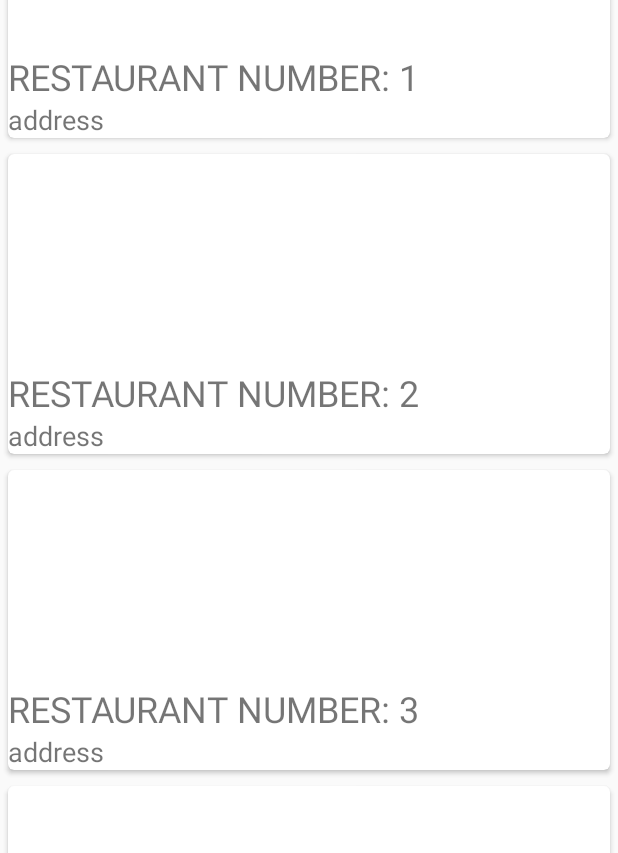
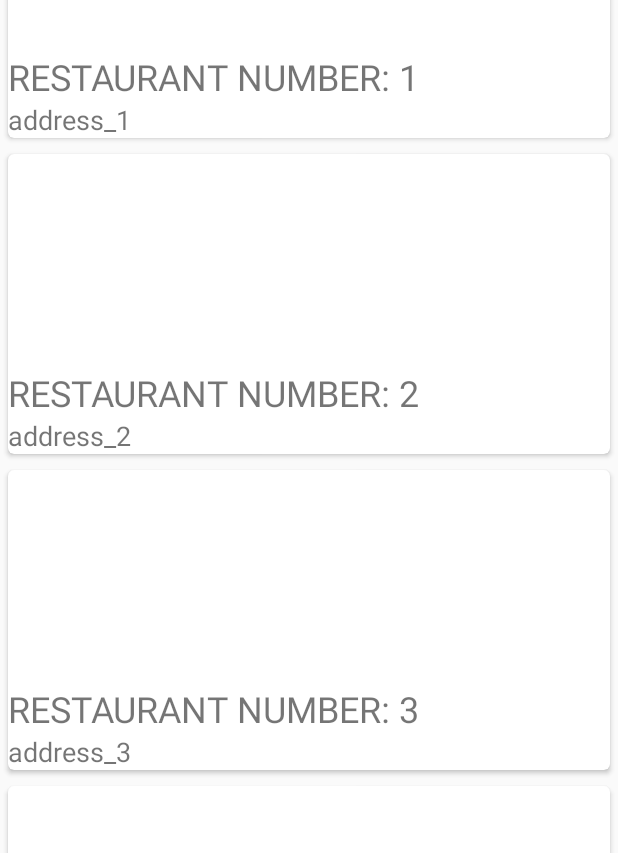
Before and after one commit to lucasfoo/Meal-Demo, an Android app: the MainMenu screen opened directly, with no data from a screen before it, on a phone screen of 412 x 824 dp. Shown: the part 254-1107 px from the top of the screen. Run offline under Robolectric (Android 15) with nearby library versions, the phone set to English and light mode, and no system bars.

Commit message:
minor changes and fixes

```diff
--- a/app/src/main/java/com/example/demo/MainMenu.java
+++ b/app/src/main/java/com/example/demo/MainMenu.java
@@ -118,6 +118,7 @@ public class MainMenu extends AppCompatActivity
         for(int i = 1; i < size; ++i){
             RestaurantData restaurantData = new RestaurantData();
             restaurantData.name = "RESTAURANT NUMBER: " + i;
+            restaurantData.address = "address_" + i;
 
             res.add(restaurantData);
         }
--- a/app/src/main/java/com/example/demo/RestaurantData.java
+++ b/app/src/main/java/com/example/demo/RestaurantData.java
@@ -2,4 +2,5 @@ package com.example.demo;
 
 public class RestaurantData {
     protected String name;
+    protected String address;
 }
--- a/app/src/main/java/com/example/demo/RestaurantDataAdapter.java
+++ b/app/src/main/java/com/example/demo/RestaurantDataAdapter.java
@@ -33,14 +33,17 @@ public class RestaurantDataAdapter extends RecyclerView.Adapter<RestaurantDataAd
     public void onBindViewHolder(RestaurantViewHolder restaurantViewHolder, int i){
         RestaurantData restaurantData = RestaurantList.get(i);
         RestaurantViewHolder.mName.setText(restaurantData.name);
+        RestaurantViewHolder.mAddress.setText(restaurantData.address);
     }
 
     public static class  RestaurantViewHolder extends RecyclerView.ViewHolder {
         protected static TextView mName;
+        protected static TextView mAddress;
 
         public RestaurantViewHolder(View view) {
             super(view);
             mName = view.findViewById(R.id.restaurant_name);
+            mAddress = view.findViewById(R.id.restaurant_address);
         }
     }
 
```
